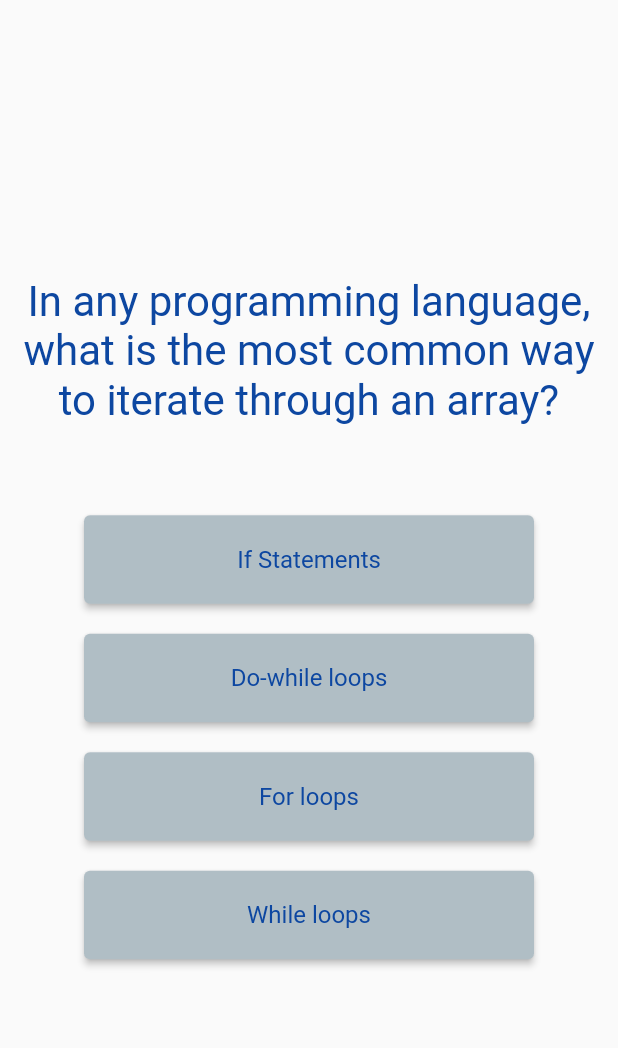
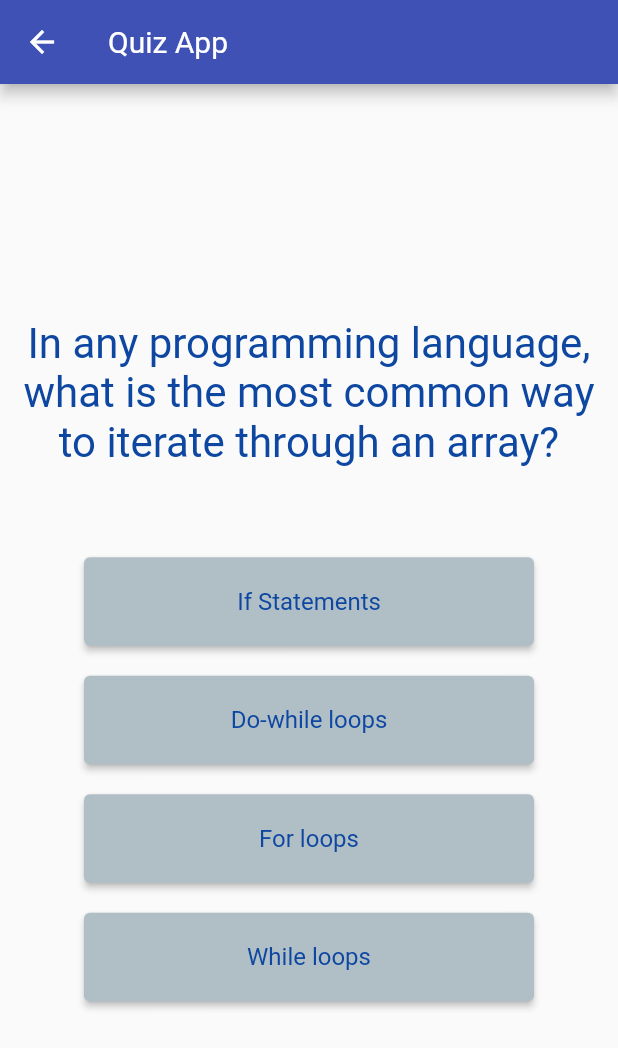
Before and after one commit to Roopaish/Flutter-RoadMap, a Flutter app: the QuizApp screen opened directly, on a phone screen of 412 x 824 dp. Shown: the top 1048 px of the screen. Run offline on Flutter 3.47's test engine with Material 2 defaults, Android fonts, the light colour scheme and no system bars.

Commit message:
Routing Apps

```diff
--- a/lib/main.dart
+++ b/lib/main.dart
@@ -11,11 +11,32 @@ class MyApp extends StatelessWidget {
   @override
   Widget build(BuildContext context) {
     return MaterialApp(
+      initialRoute: '/',
+      routes: {
+        '/quiz-app': (context) => QuizApp(),
+        '/expense-app': (context) => ExpenseApp(),
+      },
       debugShowCheckedModeBanner: false,
-      home: ExpenseApp(),
+      home: Builder(
+        builder: (context) => GridView.count(
+          crossAxisSpacing: 10,
+          mainAxisSpacing: 10,
+          crossAxisCount: 2,
+          children: [
+            OutlinedButton(
+              onPressed: () => Navigator.pushNamed(context, '/quiz-app'),
+              child: Text("Quiz App"),
+            ),
+            OutlinedButton(
+              onPressed: () => Navigator.pushNamed(context, '/expense-app'),
+              child: Text("Expense App"),
+            ),
+          ],
+        ),
+      ),
       theme: ThemeData(
-        primarySwatch: Colors.purple,
-        accentColor: Colors.deepPurple[400],
+        primarySwatch: Colors.indigo,
+        accentColor: Colors.blueGrey,
         appBarTheme: AppBarTheme(
           textTheme: ThemeData.light().textTheme.copyWith(
                 headline6: TextStyle(
@@ -27,6 +48,7 @@ class MyApp extends StatelessWidget {
         textTheme: ThemeData.light().textTheme.copyWith(
               headline1: TextStyle(
                 fontSize: 16,
+                color: Colors.blue[900],
               ),
             ),
       ),
--- a/lib/quiz/quiz.dart
+++ b/lib/quiz/quiz.dart
@@ -31,7 +31,11 @@ class _QuizAppState extends State<QuizApp> {
 
   @override
   Widget build(BuildContext context) {
-    return Center(
+    return Scaffold(
+      appBar: AppBar(
+        title: Text('Quiz App'),
+      ),
+      body: Center(
         child: Container(
           constraints: BoxConstraints(minWidth: 100, maxWidth: 800),
           child: _qsnIndex < qsns.length
@@ -42,6 +46,7 @@ class _QuizAppState extends State<QuizApp> {
                 )
               : Result(_totalScore, _resetQuiz),
         ),
+      ),
     );
   }
 }
--- a/lib/quiz/quizpanel.dart
+++ b/lib/quiz/quizpanel.dart
@@ -16,7 +16,8 @@ class QuizPanel extends StatelessWidget {
 
   @override
   Widget build(BuildContext context) {
-    return Column(
+    return SingleChildScrollView(
+      child: Column(
         mainAxisAlignment: MainAxisAlignment.center,
         children: [
           Question(
@@ -29,6 +30,7 @@ class QuizPanel extends StatelessWidget {
             return Answer(() => ansQsn(qsns[qsnIndex]['ans'], choice), choice);
           }).toList()
         ],
+      ),
     );
   }
 }
```
Also changed, not shown: lib/expense/expense.dart (+6 -1 lines). Lines whose indentation alone changed are shown as unchanged.
